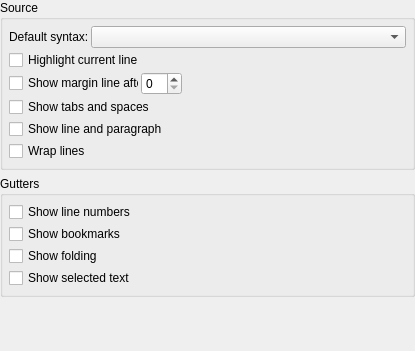
Old version of the form resources/ui/configure/editor.ui in the repository prymatex/prymatex.
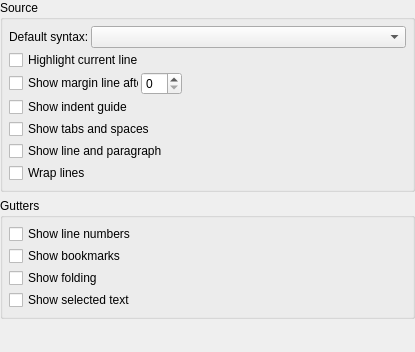
New version of the form.

Commit message: editor settings flags

```diff
--- a/resources/ui/configure/editor.ui
+++ b/resources/ui/configure/editor.ui
@@ -7,7 +7,7 @@
     <x>0</x>
     <y>0</y>
     <width>415</width>
-    <height>351</height>
+    <height>352</height>
    </rect>
   </property>
   <property name="windowTitle">
@@ -100,6 +100,13 @@
         </item>
        </layout>
       </item>
+      <item>
+       <widget class="QCheckBox" name="checkBoxShowIndentGuide">
+        <property name="text">
+         <string>Show indent guide</string>
+        </property>
+       </widget>
+      </item>
       <item>
        <widget class="QCheckBox" name="checkBoxShowTabSpaces">
         <property name="text">
```
The commit also changes 4 other files.
